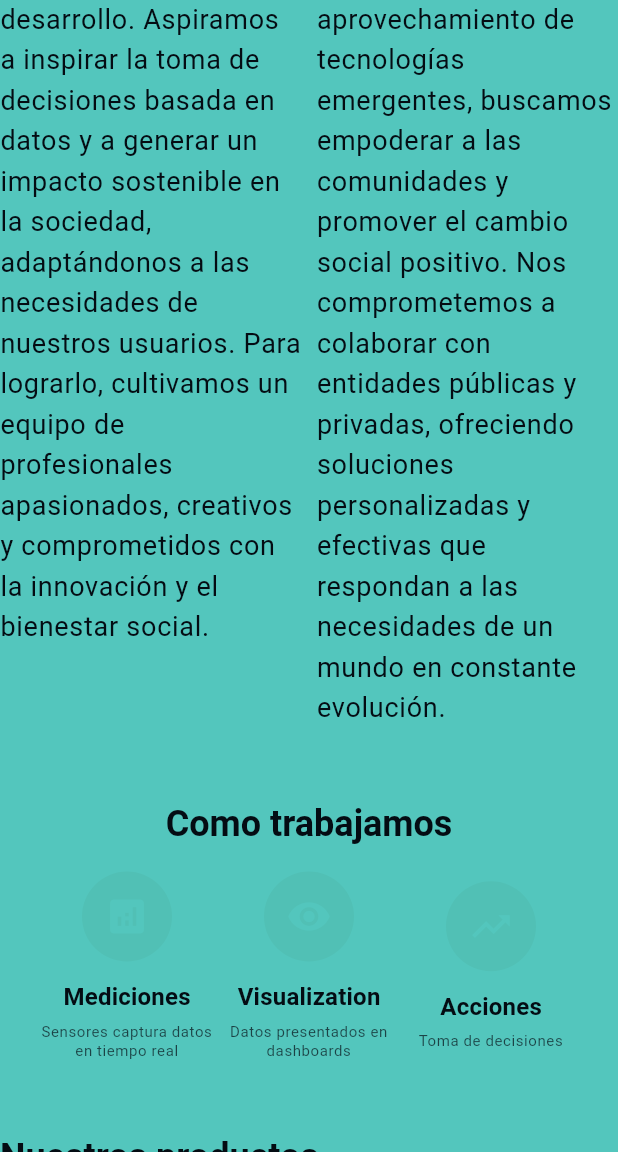
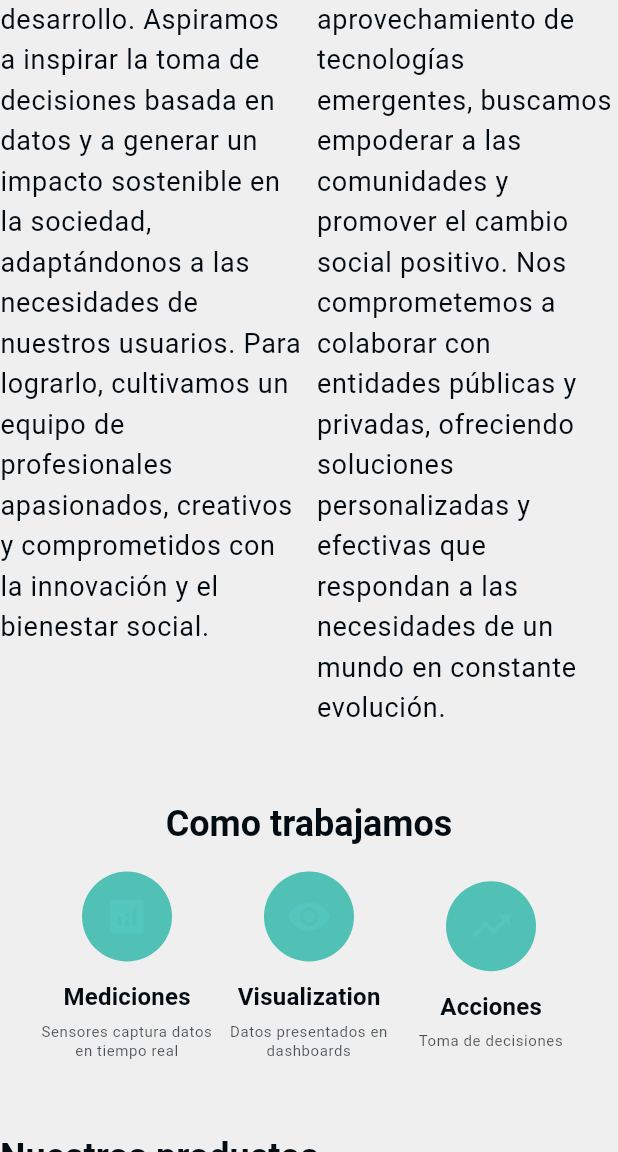
Before and after one commit to Emmanueloz/frontend_water_quality, a Flutter app: the screen it shows after launch, scrolled down 576 dp, on a phone screen of 412 x 824 dp, the part 84-1236 px from its top. Run offline on Flutter 3.47's test engine with Material 3 defaults, Android fonts, the phone set to English and light mode, and no system bars; our stand-ins replace connectivity_plus, dio, fl_chart, flutter_blue_plus, flutter_map, go_router and 4 more; missing offline and left inert: flutter_map_cancellable_tile_provider, girix_code_gauge, intl_mobile_field, onesignal_flutter; accounts and stored records are empty; network calls fail.

Commit message:
feat: cambio de estilos, icono sensor color con mejor responsividad

```diff
--- a/lib/core/theme/theme.dart
+++ b/lib/core/theme/theme.dart
@@ -96,12 +96,12 @@ class AppTheme {
       appBarTheme: AppBarTheme(
         actionsPadding: const EdgeInsets.all(4),
         backgroundColor: colorScheme.primaryContainer,
-        elevation: 0,
+        elevation: 1,
         actionsIconTheme: IconThemeData(color: colorScheme.primary),
         iconTheme: IconThemeData(color: colorScheme.primary),
         titleTextStyle: textTheme.displaySmall,
       ),
-      scaffoldBackgroundColor: colorScheme.secondary,
+      scaffoldBackgroundColor: colorScheme.surface,
       dividerTheme: DividerThemeData(color: colorScheme.primary),
       primaryTextTheme: textTheme,
       textTheme: textTheme,
@@ -133,12 +133,8 @@ class AppTheme {
         ),
       ),
       cardTheme: CardTheme(
-        elevation: 0,
+        elevation: 1,
         color: colorScheme.primaryContainer,
-        shape: RoundedRectangleBorder(
-          side: BorderSide(color: colorScheme.primary, width: 1),
-          borderRadius: BorderRadius.all(Radius.circular(10)),
-        ),
       ),
       navigationBarTheme: NavigationBarThemeData(
         elevation: 0,
--- a/lib/presentation/widgets/common/molecules/button_profile.dart
+++ b/lib/presentation/widgets/common/molecules/button_profile.dart
@@ -15,6 +15,9 @@ class ButtonProfile extends StatelessWidget {
   @override
   Widget build(BuildContext context) {
     return TextButton.icon(
+      style: TextButton.styleFrom(
+        backgroundColor: Theme.of(context).colorScheme.surface,
+      ),
       icon: const Icon(
         Icons.account_circle,
         size: 30,
--- a/lib/presentation/widgets/common/organisms/grid_item_builder.dart
+++ b/lib/presentation/widgets/common/organisms/grid_item_builder.dart
@@ -20,7 +20,7 @@ class GridItemBuilder extends StatelessWidget {
 
     if (screenSize == ScreenSize.mobile) {
       crossAxisCount = 1;
-      childAspectRatio = 1 / 0.6;
+      childAspectRatio = 1 / 0.4;
       gap = 5;
     } else if (screenSize == ScreenSize.tablet) {
       crossAxisCount = 2;
@@ -29,11 +29,11 @@ class GridItemBuilder extends StatelessWidget {
     } else if (screenSize == ScreenSize.smallDesktop) {
       crossAxisCount = 3;
       gap = 10;
-      childAspectRatio = 1 / 0.85;
+      childAspectRatio = 1 / 0.4;
     } else {
       crossAxisCount = 4;
       gap = 16;
-      childAspectRatio = 1 / 0.85;
+      childAspectRatio = 1 / 0.4;
     }
     return Expanded(
       child: SingleChildScrollView(
--- a/lib/presentation/widgets/specific/workspace/molecules/sensor_color.dart
+++ b/lib/presentation/widgets/specific/workspace/molecules/sensor_color.dart
@@ -27,7 +27,7 @@ class SensorColor extends StatelessWidget {
           ),
           Expanded(
             child: Container(
-              height: 200,
+              margin: EdgeInsets.all(10),
               decoration: BoxDecoration(
                 shape: BoxShape.circle,
                 color: Color.fromRGBO(
```
Also changed, not shown: lib/presentation/widgets/common/organisms/sidebar.dart (+18 -0 lines), assets/images/icon.png (added).
